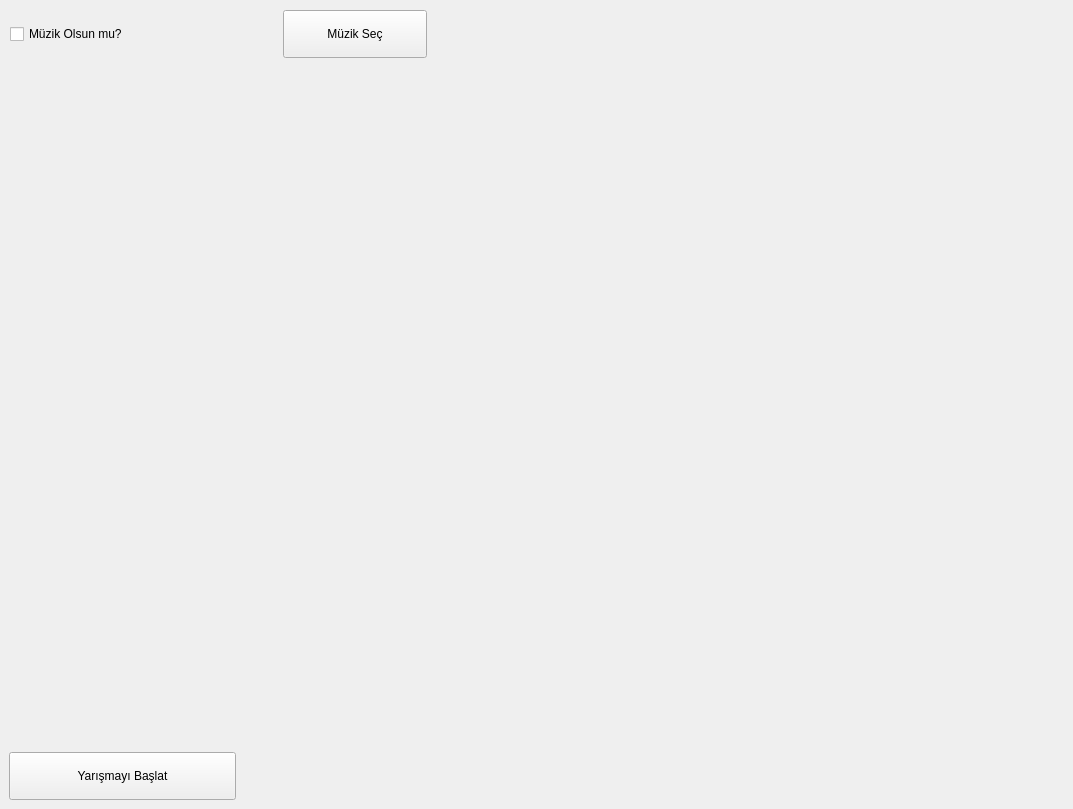
atakli/BilgiYarismasi, file stackedwidget.ui: the form before one commit.
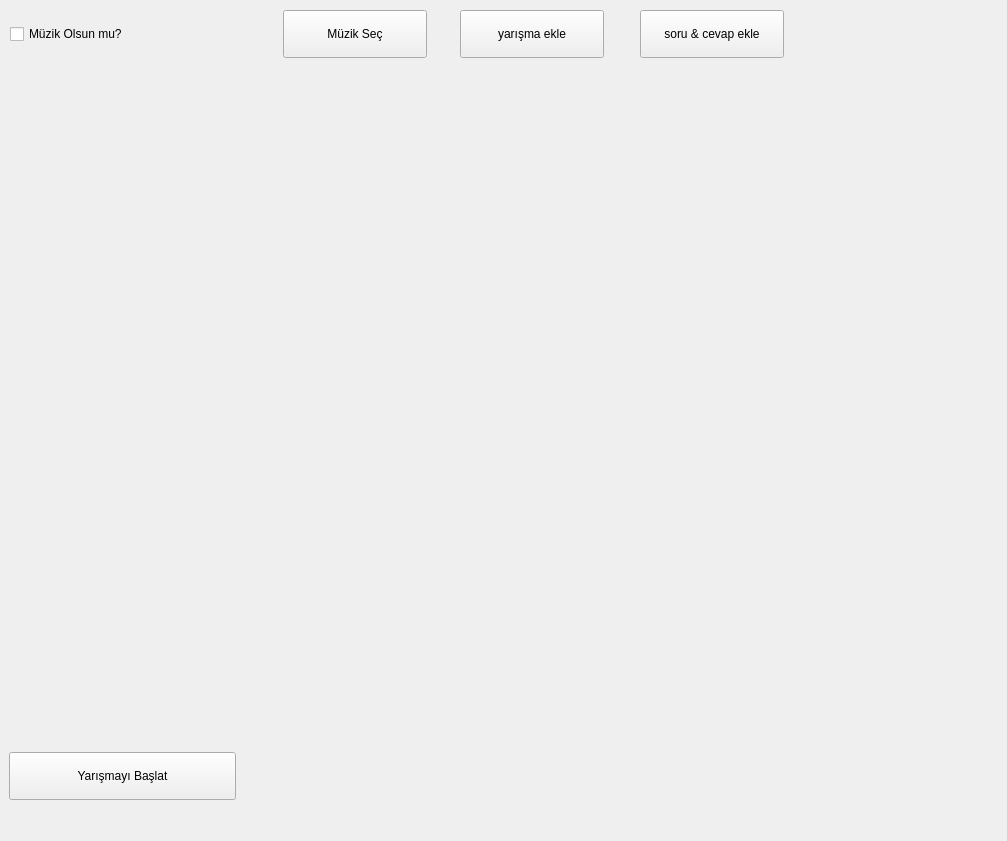
The form after the commit.

Patch:
```diff
--- a/stackedwidget.ui
+++ b/stackedwidget.ui
@@ -6,8 +6,8 @@
    <rect>
     <x>0</x>
     <y>0</y>
-    <width>1073</width>
-    <height>809</height>
+    <width>1007</width>
+    <height>841</height>
    </rect>
   </property>
   <property name="windowTitle">
@@ -84,6 +84,32 @@
      <string/>
     </property>
    </widget>
+   <widget class="QPushButton" name="addCompetitionButton">
+    <property name="geometry">
+     <rect>
+      <x>460</x>
+      <y>10</y>
+      <width>144</width>
+      <height>48</height>
+     </rect>
+    </property>
+    <property name="text">
+     <string>yarışma ekle</string>
+    </property>
+   </widget>
+   <widget class="QPushButton" name="addQAButton">
+    <property name="geometry">
+     <rect>
+      <x>640</x>
+      <y>10</y>
+      <width>144</width>
+      <height>48</height>
+     </rect>
+    </property>
+    <property name="text">
+     <string>soru &amp;&amp; cevap ekle</string>
+    </property>
+   </widget>
   </widget>
   <widget class="QWidget" name="competitionPage">
    <property name="sizePolicy">
```
Left out of the diff: 20 changed lines with no effect on the pictures.
